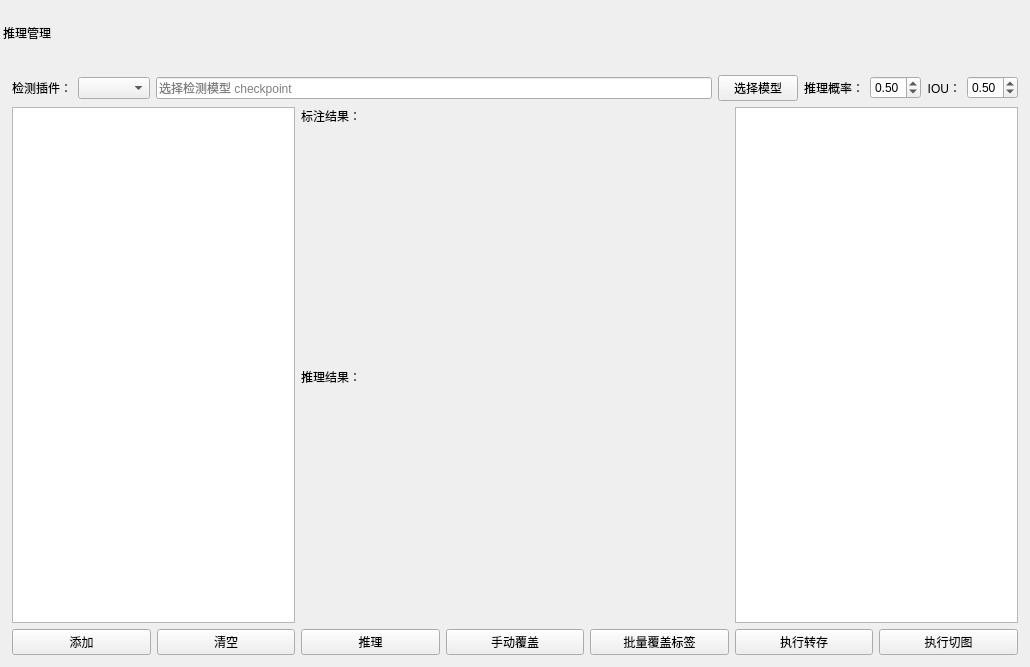
This is VisionAIFlowApp/valsetform.ui in HaiwenMeng/VisionAIFlowV1 as Qt 5 draws it before an edit. The edited form follows.
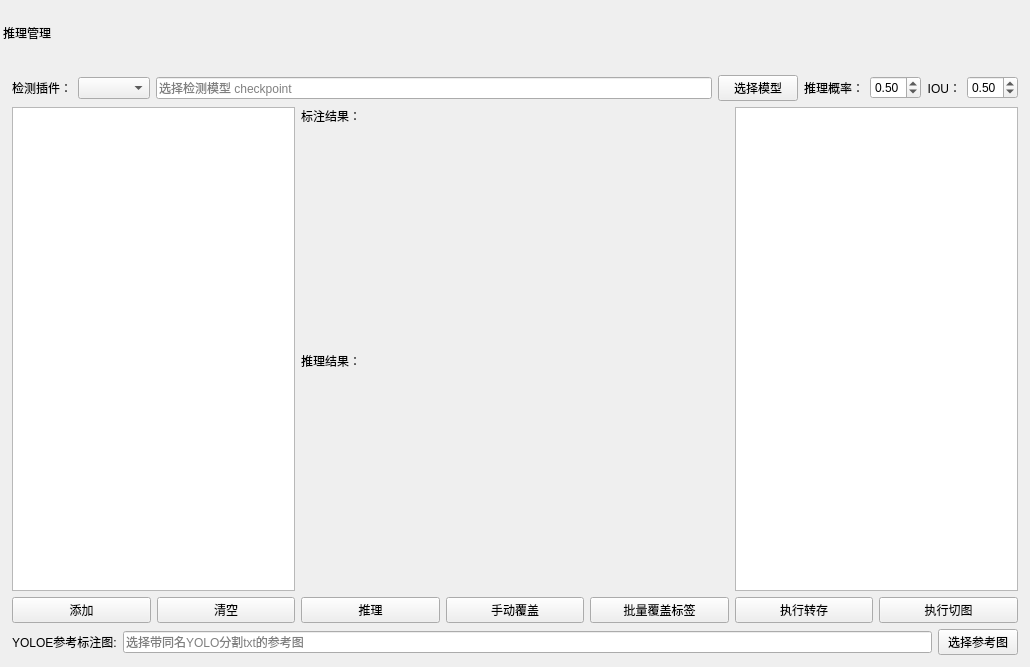
This is the edited form. Custom widgets are drawn as their Qt base class.

Commit message: 添加yoloe训练

Diff of the .ui file:
```diff
--- a/VisionAIFlowApp/valsetform.ui
+++ b/VisionAIFlowApp/valsetform.ui
@@ -182,6 +182,13 @@
         </property>
        </widget>
       </item>
+      <item row="3" column="0" colspan="7">
+       <layout class="QHBoxLayout" name="yoloeReferenceLayout">
+        <item><widget class="QLabel" name="LB_YoloeReference"><property name="text"><string>YOLOE参考标注图:</string></property></widget></item>
+        <item><widget class="QLineEdit" name="LE_YoloeReference"><property name="placeholderText"><string>选择带同名YOLO分割txt的参考图</string></property></widget></item>
+        <item><widget class="QPushButton" name="PB_SelectYoloeReference"><property name="text"><string>选择参考图</string></property></widget></item>
+       </layout>
+      </item>
        <item row="2" column="0">
        <widget class="QPushButton" name="PB_AddFiles">
         <property name="text">
```
Lines whose indentation alone changed are shown as unchanged. The commit also changes 34 other files.
